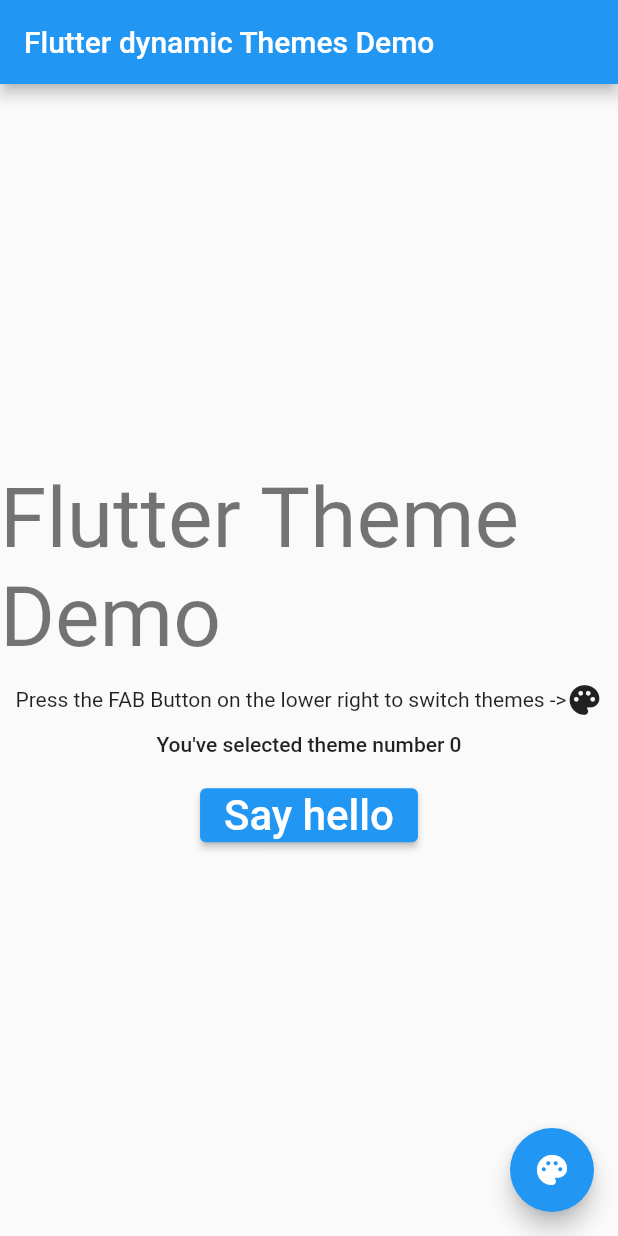
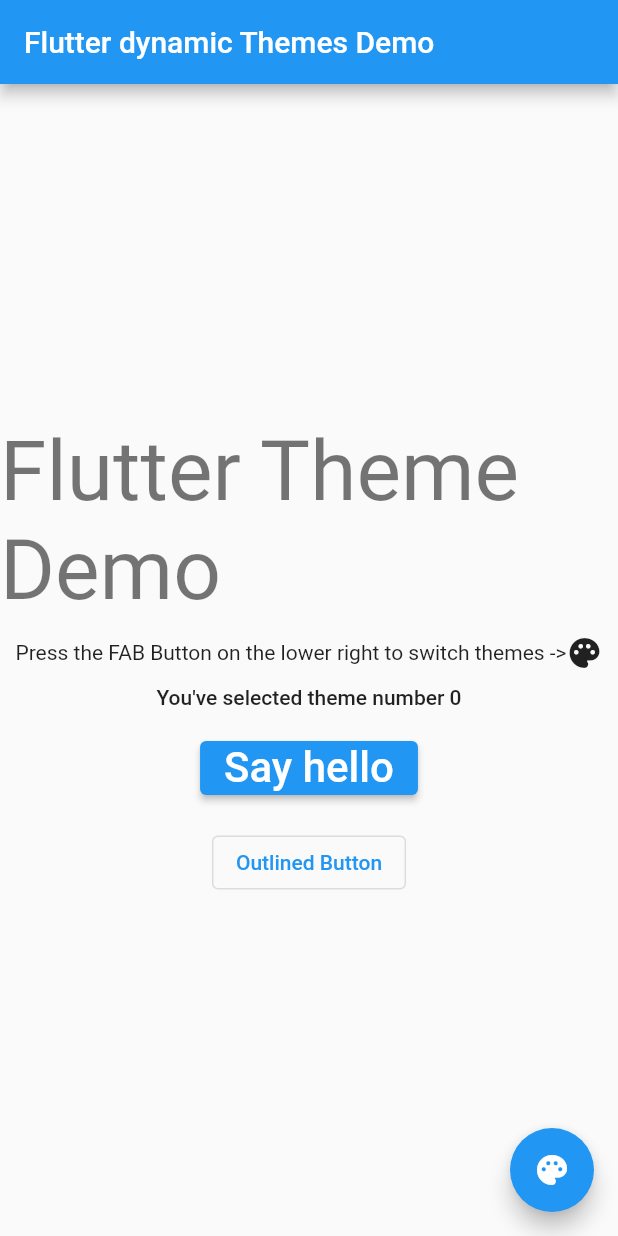
Before and after one commit to TomKrauss/flutter-themes, a Flutter app: the screen it shows after launch, on a phone screen of 412 x 824 dp. Run offline on Flutter 3.47's test engine with Material 2 defaults, Android fonts, the phone set to English and light mode, and no system bars; our stand-ins replace rxdart.

Commit message:
NO-ISSUE: updated to latest Flutter version

```diff
--- a/lib/main.dart
+++ b/lib/main.dart
@@ -35,7 +35,7 @@ class DemoApplication extends StatelessWidget {
     return StreamBuilder(
         stream: ThemeDataWidget.themeStreamController(context).stream,
         builder: (context, snapshot) {
-          ThemeData data = snapshot.data != null ? snapshot.data as ThemeData : ThemeData(primarySwatch: Colors.blue);
+          ThemeData data = snapshot.data != null ? snapshot.data as ThemeData : ThemeData(primarySwatch: Colors.blue, useMaterial3: true);
           return MaterialApp(
             debugShowCheckedModeBanner: false,
             title: 'Flutter Demo',
@@ -66,9 +66,9 @@ class MyHomePage extends StatefulWidget {
 
 class _MyHomePageState extends State<MyHomePage> {
   List<ThemeData> _themes = [
-    ThemeData(primarySwatch: Colors.blue),
-    ThemeData(primarySwatch: Colors.amber),
-    ThemeData(primarySwatch: Colors.red, scaffoldBackgroundColor: Colors.yellow),
+    ThemeData(useMaterial3: true, colorSchemeSeed: Colors.pink),
+    ThemeData(useMaterial3: true, primarySwatch: Colors.amber),
+    ThemeData(useMaterial3: true, primarySwatch: Colors.red, scaffoldBackgroundColor: Colors.yellow),
     ThemeData(
         primarySwatch: Colors.green,
         elevatedButtonTheme: ElevatedButtonThemeData(style: ElevatedButton.styleFrom(padding: EdgeInsets.all(20)))),
@@ -119,20 +119,26 @@ class _MyHomePageState extends State<MyHomePage> {
           mainAxisAlignment: MainAxisAlignment.center,
           children: <Widget>[
             Text("Flutter Theme Demo", style: Theme.of(context).textTheme.headline2),
-            SizedBox(height: 10),
+            const SizedBox(height: 10),
             Row(mainAxisAlignment: MainAxisAlignment.center, children: [
               Text("Press the FAB Button on the lower right to switch themes ->",
                   style: Theme.of(context).textTheme.bodyText2),
               Icon(Icons.palette)
             ]),
-            SizedBox(height: 10),
+            const SizedBox(height: 10),
             Text("You've selected theme number $_currentThemeIdx", style: Theme.of(context).textTheme.bodyText1),
-            SizedBox(height: 15),
+            const SizedBox(height: 15),
             ElevatedButton(
                 onPressed: _showMessage,
                 child: Text(
                   "Say hello",
                   textScaleFactor: 2,
+                )),
+            const SizedBox(height: 15),
+            OutlinedButton(
+                onPressed: _showMessage,
+                child: Text(
+                  "Outlined Button",
                 ))
           ],
         ),
```
Also changed, not shown: pubspec.yaml (+3 -30 lines), .devcontainer/devcontainer.json (added), 4 other files.
